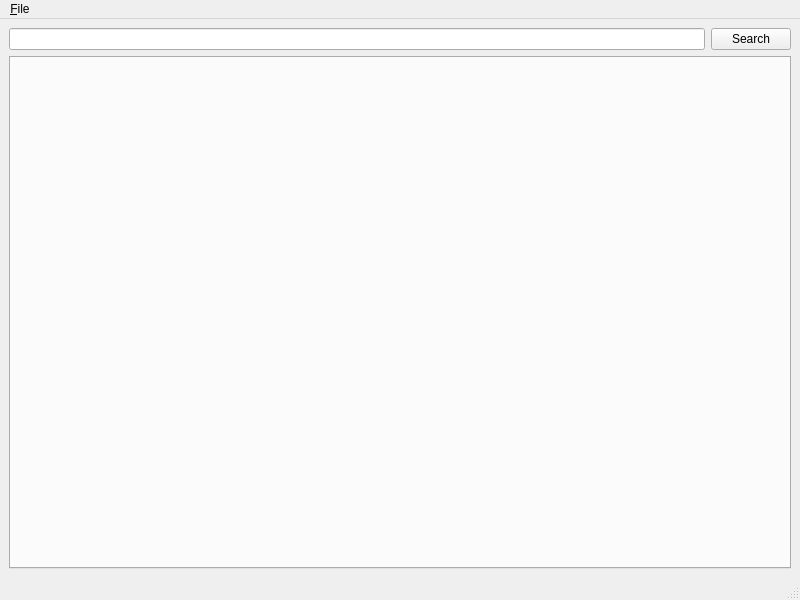
mpsido/PASParser, file MainWindow.ui: the form before one commit.
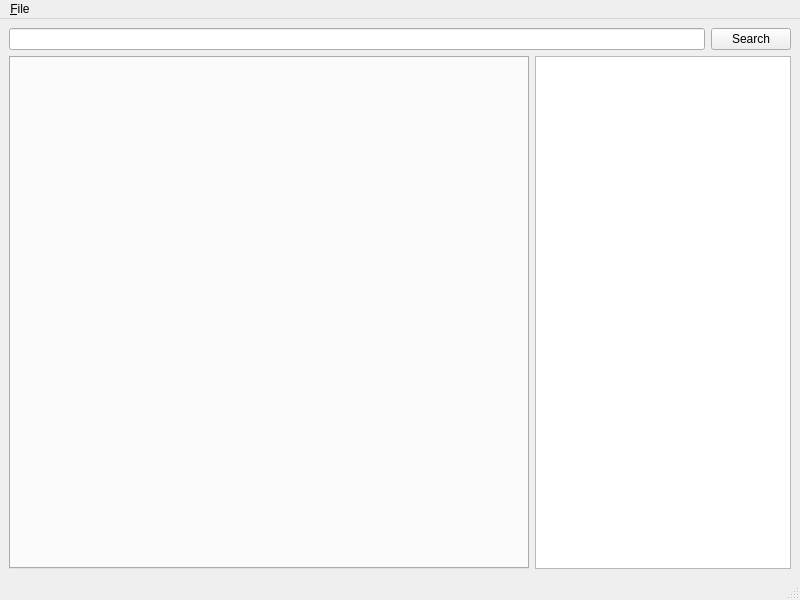
The form after the commit.

Commit message: side panel creation

The edit to the form file:
```diff
--- a/MainWindow.ui
+++ b/MainWindow.ui
@@ -30,6 +30,8 @@
      </layout>
     </item>
     <item>
+     <layout class="QHBoxLayout" name="horizontalLayout_2">
+      <item>
      <widget class="QTabWidget" name="tabWidget">
       <property name="currentIndex">
        <number>-1</number>
@@ -41,6 +43,18 @@
        <bool>true</bool>
       </property>
      </widget>
+      </item>
+      <item>
+       <widget class="QTableView" name="tableView">
+        <property name="sizePolicy">
+         <sizepolicy hsizetype="Preferred" vsizetype="Expanding">
+          <horstretch>0</horstretch>
+          <verstretch>0</verstretch>
+         </sizepolicy>
+        </property>
+       </widget>
+      </item>
+     </layout>
     </item>
    </layout>
   </widget>
```
Lines whose indentation alone changed are shown as unchanged. The commit also changes 4 other files.
